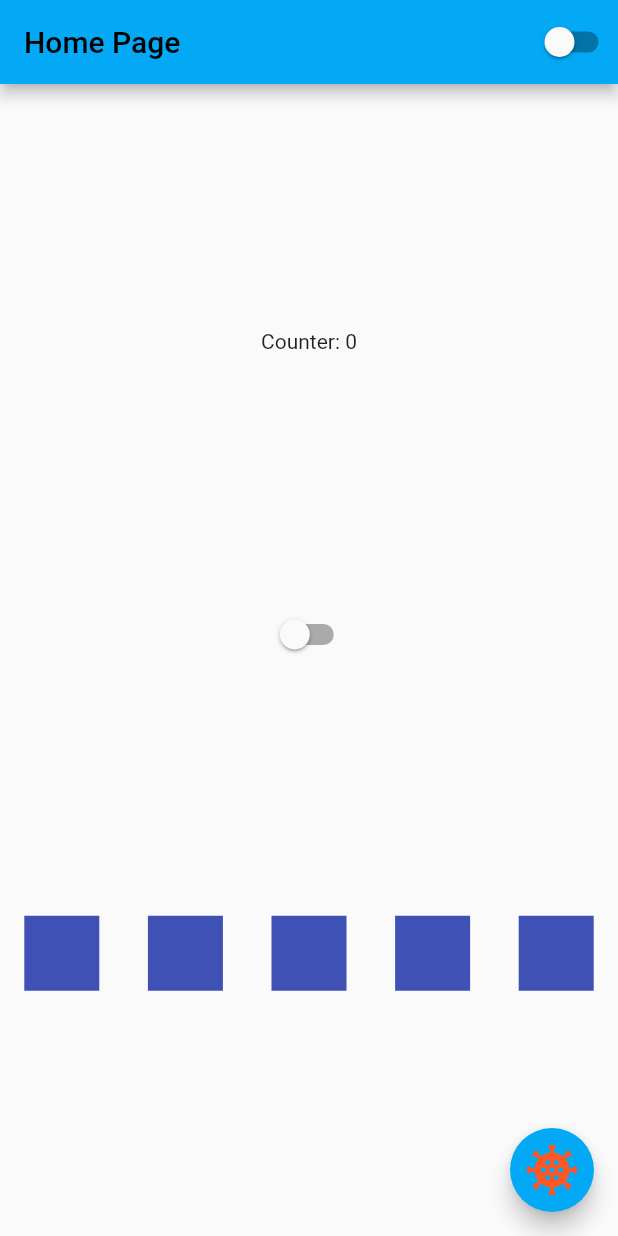
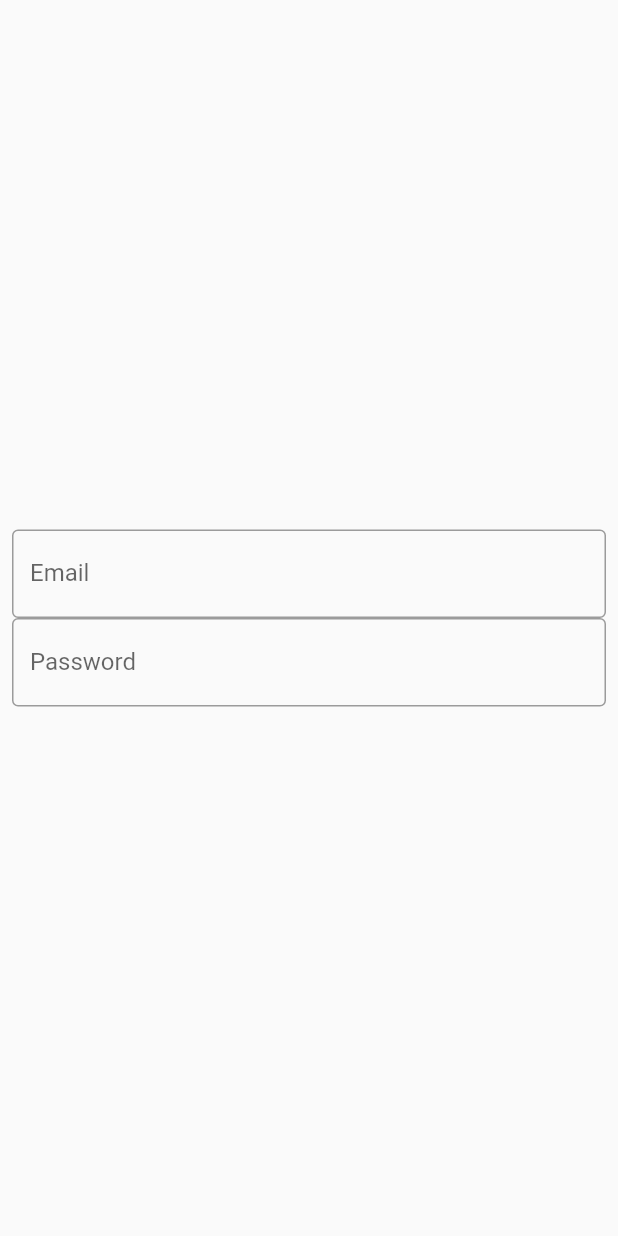
Before and after one commit to thomasbalmant/primandoWithFlutter, a Flutter app: the screen it shows after launch, on a phone screen of 412 x 824 dp. Run offline on Flutter 3.47's test engine with Material 2 defaults, Android fonts, the phone set to English and light mode, and no system bars.

Commit message:
home page

```diff
--- a/lib/app_widget.dart
+++ b/lib/app_widget.dart
@@ -1,5 +1,6 @@
 import 'package:flutter/material.dart';
 import 'package:iniciando/app_controller.dart';
+import 'package:iniciando/login_page.dart';
 
 import 'home_page.dart';
 
@@ -15,7 +16,7 @@ class AppWidget extends StatelessWidget {
               brightness: AppController.instance.isDartTheme
                   ? Brightness.dark
                   : Brightness.light),
-          home: HomePage(),
+          home: LoginPage(),
         );
       },
     );
--- /dev/null
+++ b/lib/login_page.dart
@@ -0,0 +1,37 @@
+import 'package:flutter/material.dart';
+
+class LoginPage extends StatefulWidget {
+  @override
+  State<LoginPage> createState() => _LoginPageState();
+}
+
+class _LoginPageState extends State<LoginPage> {
+  @override
+  Widget build(BuildContext context) {
+    return Material(
+        child: SizedBox(
+      width: double.infinity,
+      height: double.infinity,
+      child: Padding(
+        padding: const EdgeInsets.all(8.0),
+        child: Column(
+          mainAxisAlignment: MainAxisAlignment.center,
+          children: [
+            TextField(
+              keyboardType: TextInputType.emailAddress,
+              decoration: InputDecoration(
+                  labelText: 'Email', border: OutlineInputBorder()),
+            ),
+            TextField(
+              obscureText: true,
+              decoration: InputDecoration(
+                labelText: 'Password',
+                border: OutlineInputBorder(),
+              ),
+            ),
+          ],
+        ),
+      ),
+    ));
+  }
+}
```
